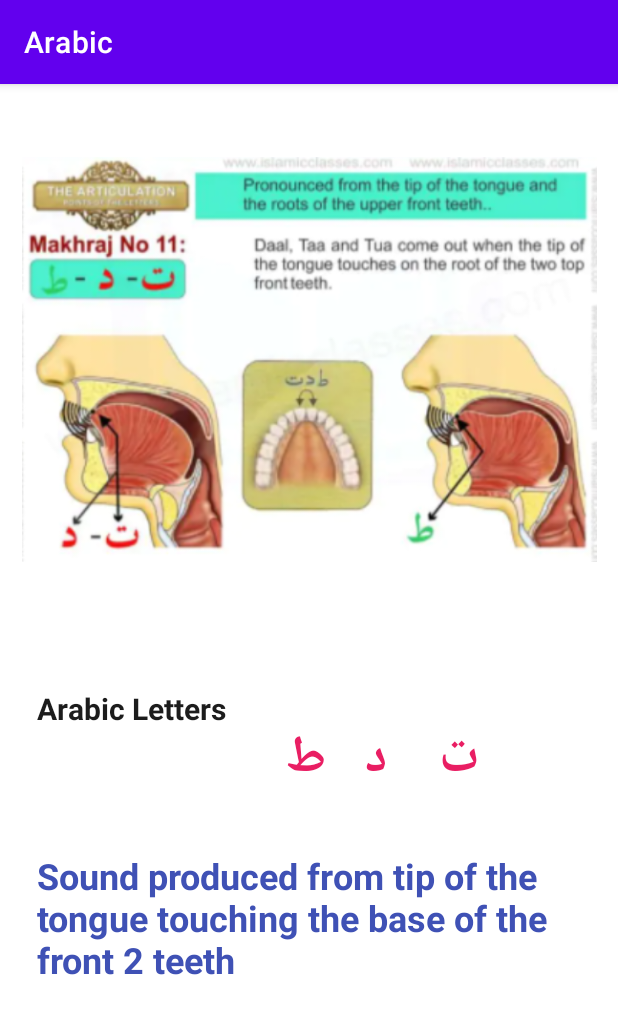
After one commit to mr-talha/Arabicfont, an Android app: the MainActivity8 screen opened directly, with no data from a screen before it, on a phone screen of 412 x 824 dp. The commit adds this screen. Shown: the top 1014 px of the screen. Run offline under Robolectric (Android 15) with nearby library versions, the phone set to English and light mode, and no system bars; Roboto replaces fonts that are not available here.

Commit message:
add 2 more activities

```diff
--- a/app/src/main/AndroidManifest.xml
+++ b/app/src/main/AndroidManifest.xml
@@ -9,6 +9,12 @@
         android:roundIcon="@mipmap/ic_launcher_round"
         android:supportsRtl="true"
         android:theme="@style/Theme.Arabic">
+        <activity
+            android:name=".MainActivity9"
+            android:exported="false" />
+        <activity
+            android:name=".MainActivity8"
+            android:exported="false" />
         <activity
             android:name=".MainActivity7"
             android:exported="false" />
--- /dev/null
+++ b/app/src/main/java/com/example/arabic/MainActivity8.java
@@ -0,0 +1,14 @@
+package com.example.arabic;
+
+import androidx.appcompat.app.AppCompatActivity;
+
+import android.os.Bundle;
+
+public class MainActivity8 extends AppCompatActivity {
+
+    @Override
+    protected void onCreate(Bundle savedInstanceState) {
+        super.onCreate(savedInstanceState);
+        setContentView(R.layout.activity_main8);
+    }
+}
--- /dev/null
+++ b/app/src/main/res/layout/activity_main8.xml
@@ -0,0 +1,63 @@
+<?xml version="1.0" encoding="utf-8"?>
+<androidx.constraintlayout.widget.ConstraintLayout xmlns:android="http://schemas.android.com/apk/res/android"
+    xmlns:app="http://schemas.android.com/apk/res-auto"
+    xmlns:tools="http://schemas.android.com/tools"
+    android:layout_width="match_parent"
+    android:layout_height="match_parent"
+    tools:context=".MainActivity8">
+
+    <ImageView
+        android:id="@+id/imageView9"
+        android:layout_width="383dp"
+        android:layout_height="367dp"
+        android:layout_marginStart="16dp"
+        android:layout_marginEnd="16dp"
+        app:layout_constraintEnd_toEndOf="parent"
+        app:layout_constraintStart_toStartOf="parent"
+        app:layout_constraintTop_toTopOf="parent"
+        app:srcCompat="@drawable/capture19" />
+
+    <TextView
+        android:id="@+id/textView30"
+        android:layout_width="wrap_content"
+        android:layout_height="wrap_content"
+        android:layout_marginStart="32dp"
+        android:layout_marginTop="35dp"
+        android:layout_marginEnd="47dp"
+        android:text="Arabic Letters"
+        android:textColor="#1C1C1C"
+        android:textSize="20sp"
+        android:textStyle="bold"
+        app:layout_constraintEnd_toStartOf="@+id/textView31"
+        app:layout_constraintStart_toStartOf="parent"
+        app:layout_constraintTop_toBottomOf="@+id/imageView9" />
+
+    <TextView
+        android:id="@+id/textView31"
+        android:layout_width="wrap_content"
+        android:layout_height="wrap_content"
+        android:layout_marginTop="54dp"
+        android:layout_marginEnd="92dp"
+        android:text="ت    د   ط"
+        android:textColor="#E91E63"
+        android:textSize="34sp"
+        android:textStyle="bold"
+        app:layout_constraintEnd_toEndOf="parent"
+        app:layout_constraintTop_toBottomOf="@+id/imageView9" />
+
+    <TextView
+        android:id="@+id/textView32"
+        android:layout_width="368dp"
+        android:layout_height="99dp"
+        android:layout_marginStart="32dp"
+        android:layout_marginTop="32dp"
+        android:layout_marginEnd="27dp"
+        android:text="Sound produced from tip of the tongue touching the base of the front 2 teeth"
+        android:textColor="#3F51B5"
+        android:textSize="24sp"
+        android:textStyle="bold"
+        app:layout_constraintEnd_toEndOf="parent"
+        app:layout_constraintStart_toStartOf="parent"
+        app:layout_constraintTop_toBottomOf="@+id/textView31" />
+
+</androidx.constraintlayout.widget.ConstraintLayout>
```
Also changed, not shown: app/src/main/java/com/example/arabic/MainActivity2.java (+10 -0 lines), app/src/main/java/com/example/arabic/MainActivity9.java (added, +14 -0 lines), app/src/main/res/layout/activity_main6.xml (+6 -5 lines), app/src/main/res/layout/activity_main7.xml (+7 -7 lines), app/src/main/res/layout/activity_main9.xml (added, +40 -0 lines), app/src/main/res/drawable/capture19.PNG (added), app/src/main/res/drawable/capture21.PNG (added).
